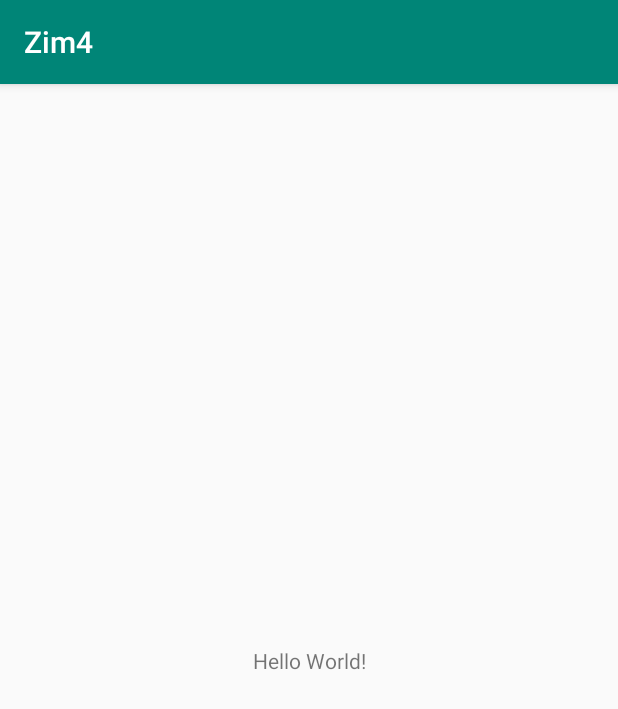
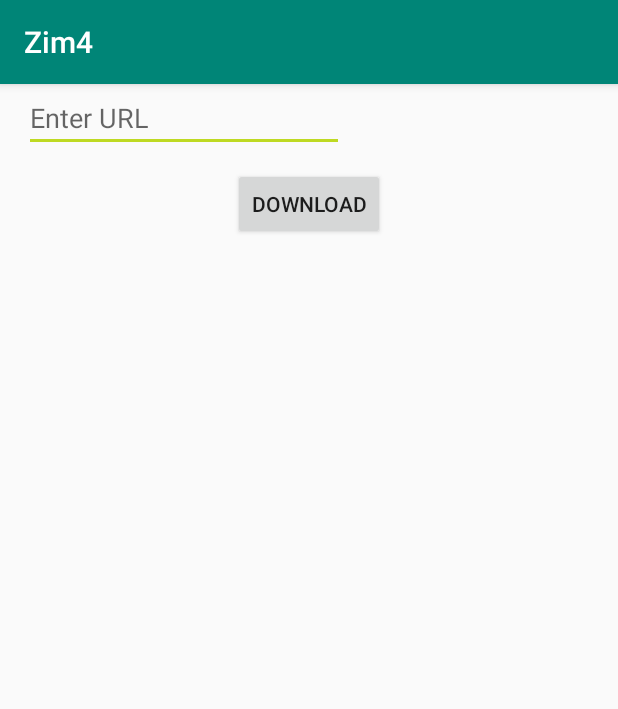
Before and after one commit to JaDaar/Zim_Base, an Android app: the screen it shows after launch (MainActivity), on a phone screen of 412 x 824 dp. Shown: the top 709 px of the screen. Run offline under Robolectric (Android 15) with nearby library versions, the phone set to English and light mode, and no system bars.

Commit message:
Modified to display download of a URL the user enters back to the UI

```diff
--- a/app/src/main/AndroidManifest.xml
+++ b/app/src/main/AndroidManifest.xml
@@ -1,6 +1,8 @@
 <?xml version="1.0" encoding="utf-8"?>
 <manifest xmlns:android="http://schemas.android.com/apk/res/android"
           package="com.consulting.jbh.zim4">
+
+	<uses-permission android:name="android.permission.INTERNET"/>
 
 	<application
 		android:allowBackup="true"
--- a/app/src/main/res/layout/activity_main.xml
+++ b/app/src/main/res/layout/activity_main.xml
@@ -7,13 +7,47 @@
 	android:layout_height="match_parent"
 	tools:context=".MainActivity">
 
-	<TextView
+	<EditText
+		android:id="@+id/urlTextView"
+		android:layout_width="0dp"
+		android:layout_height="wrap_content"
+
+		android:layout_marginStart="16dp"
+		android:layout_marginBottom="14dp"
+		android:ems="10"
+		android:hint="Enter URL"
+		android:inputType="text"
+		app:layout_constraintBottom_toTopOf="@+id/buttonDownload"
+		app:layout_constraintStart_toStartOf="parent"
+		app:layout_constraintTop_toTopOf="parent"
+		app:layout_constraintVertical_bias="0.121"/>
+	<Button
+		android:id="@+id/buttonDownload"
 		android:layout_width="wrap_content"
 		android:layout_height="wrap_content"
-		android:text="Hello World!"
+		android:layout_marginTop="56dp"
+		android:onClick="startDownload"
+		android:text="Download"
+		app:layout_constraintEnd_toEndOf="parent"
+		app:layout_constraintStart_toStartOf="parent"
+		app:layout_constraintTop_toTopOf="parent"
+		/>
+
+	<TextView
+		android:id="@+id/siteTextView"
+		android:layout_width="0dp"
+		android:layout_height="416dp"
+		android:layout_marginTop="32dp"
+		android:layout_marginBottom="8dp"
+		android:backgroundTint="@color/colorAccent"
+		android:editable="false"
+		android:scrollbarAlwaysDrawVerticalTrack="true"
+		android:scrollbarStyle="insideOverlay"
 		app:layout_constraintBottom_toBottomOf="parent"
-		app:layout_constraintLeft_toLeftOf="parent"
-		app:layout_constraintRight_toRightOf="parent"
-		app:layout_constraintTop_toTopOf="parent"/>
+		app:layout_constraintEnd_toEndOf="parent"
+		app:layout_constraintStart_toStartOf="parent"
+		app:layout_constraintTop_toBottomOf="@+id/editText"/>
+
+
 
 </android.support.constraint.ConstraintLayout>
--- a/app/src/main/res/values/colors.xml
+++ b/app/src/main/res/values/colors.xml
@@ -2,5 +2,5 @@
 <resources>
 	<color name="colorPrimary">#008577</color>
 	<color name="colorPrimaryDark">#00574B</color>
-	<color name="colorAccent">#D81B60</color>
+	<color name="colorAccent">#f7bcd81b</color>
 </resources>
```
Also changed, not shown: app/src/main/java/com/consulting/jbh/zim4/MainActivity.java (+60 -5 lines).
